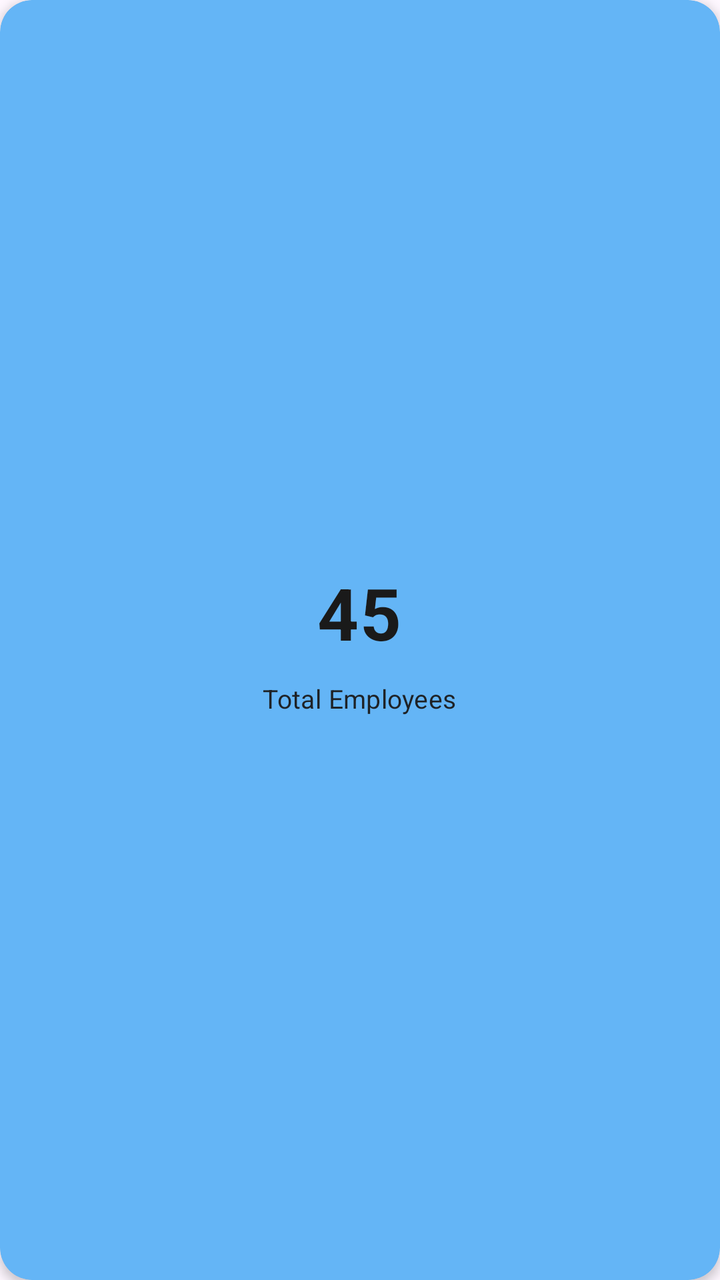
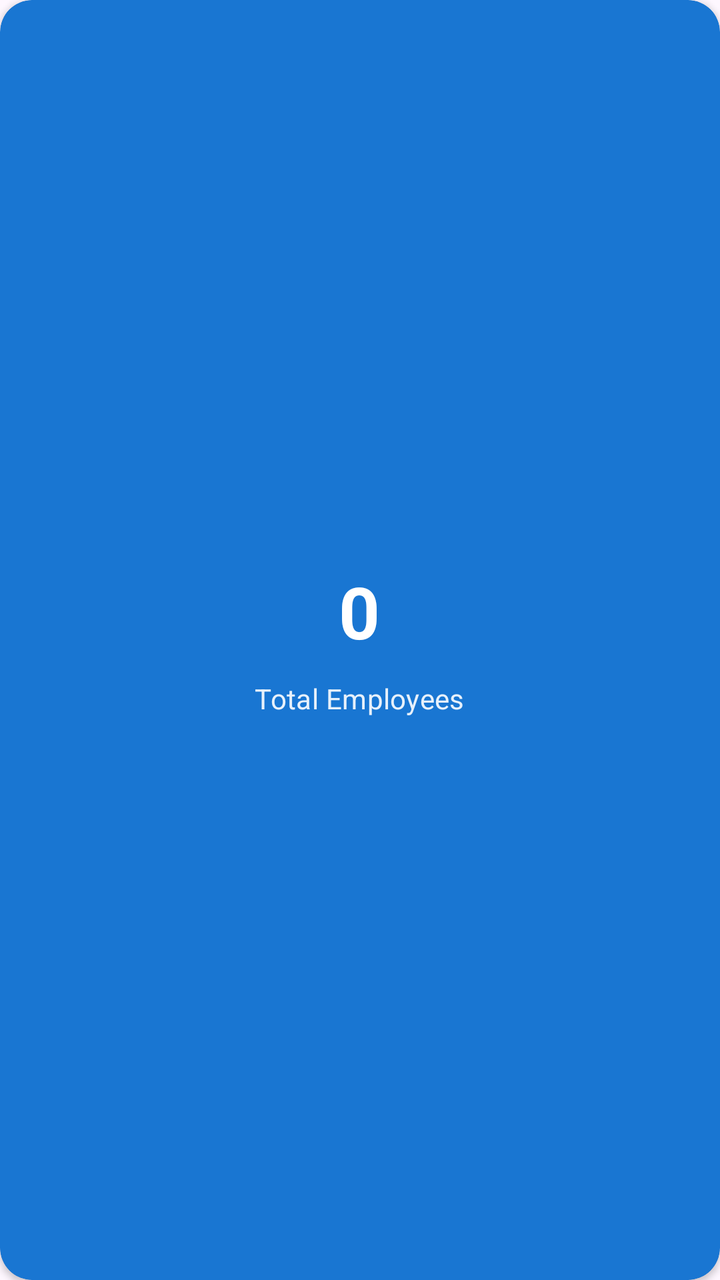

Screens rendered from an Android XML layout before and after an edit, with the pre-edit source and the edit as a unified diff.
<!-- AndroidManifest.xml: application theme Theme.H_CAS -->
<!-- res/layout/item_stat_card.xml -->
<?xml version="1.0" encoding="utf-8"?>
<com.google.android.material.card.MaterialCardView xmlns:android="http://schemas.android.com/apk/res/android"
    xmlns:app="http://schemas.android.com/apk/res-auto"
    android:id="@+id/statCardView"
    android:layout_width="match_parent"
    android:layout_height="140dp"
    android:layout_margin="6dp"
    app:cardCornerRadius="16dp"
    app:cardElevation="3dp"
    app:strokeWidth="0dp"
    app:cardBackgroundColor="@color/doctor_navy">

    <LinearLayout
        android:layout_width="match_parent"
        android:layout_height="match_parent"
        android:orientation="vertical"
        android:gravity="center"
        android:padding="20dp">

        <TextView
            android:id="@+id/statValueText"
            android:layout_width="wrap_content"
            android:layout_height="wrap_content"
            android:text="45"
            android:textSize="36sp"
            android:textStyle="bold"
            android:textColor="#1A1A1A"
            android:letterSpacing="0.02"
            android:visibility="visible" />

        <ProgressBar
            android:id="@+id/statLoadingIndicator"
            android:layout_width="40dp"
            android:layout_height="40dp"
            android:indeterminateTint="#FFFFFF"
            android:visibility="gone" />

        <TextView
            android:id="@+id/statLabelText"
            android:layout_width="wrap_content"
            android:layout_height="wrap_content"
            android:layout_marginTop="10dp"
            android:text="Total Employees"
            android:textSize="13sp"
            android:textColor="#1A1A1A"
            android:gravity="center"
            android:maxLines="2"
            android:alpha="0.95"
            android:letterSpacing="0.01" />

    </LinearLayout>

</com.google.android.material.card.MaterialCardView>
<!-- resources referenced by this layout -->
<resources>
  <color name="doctor_navy">#64B5F6</color>
  <style name="Theme.H_CAS" parent="Base.Theme.H_CAS" />
  <style name="Base.Theme.H_CAS" parent="Theme.Material3.DayNight.NoActionBar">
          
          
      </style>
</resources>

<!-- the commit's change to res/layout/item_stat_card.xml (unified diff, before → after) -->
@@ -5,10 +5,13 @@
     android:layout_width="match_parent"
     android:layout_height="140dp"
     android:layout_margin="6dp"
+    android:clickable="true"
+    android:focusable="true"
+    android:foreground="?attr/selectableItemBackground"
     app:cardCornerRadius="16dp"
-    app:cardElevation="3dp"
+    app:cardElevation="2dp"
     app:strokeWidth="0dp"
-    app:cardBackgroundColor="@color/doctor_navy">
+    app:cardBackgroundColor="@color/primary_blue">
 
     <LinearLayout
         android:layout_width="match_parent"
@@ -21,10 +24,10 @@
             android:id="@+id/statValueText"
             android:layout_width="wrap_content"
             android:layout_height="wrap_content"
-            android:text="45"
+            android:text="0"
             android:textSize="36sp"
             android:textStyle="bold"
-            android:textColor="#1A1A1A"
+            android:textColor="@color/white"
             android:letterSpacing="0.02"
             android:visibility="visible" />
 
@@ -32,7 +35,7 @@
             android:id="@+id/statLoadingIndicator"
             android:layout_width="40dp"
             android:layout_height="40dp"
-            android:indeterminateTint="#FFFFFF"
+            android:indeterminateTint="@color/white"
             android:visibility="gone" />
 
         <TextView
@@ -41,11 +44,11 @@
             android:layout_height="wrap_content"
             android:layout_marginTop="10dp"
             android:text="Total Employees"
-            android:textSize="13sp"
-            android:textColor="#1A1A1A"
+            android:textSize="14sp"
+            android:textColor="@color/white"
             android:gravity="center"
             android:maxLines="2"
-            android:alpha="0.95"
+            android:alpha="0.9"
             android:letterSpacing="0.01" />
 
     </LinearLayout>
<!-- resource entries referenced after the edit -->
@@ -1,6 +1,7 @@
 <!-- resources referenced by this layout -->
 <resources>
-  <color name="doctor_navy">#64B5F6</color>
+  <color name="primary_blue">#1976D2</color>
+  <color name="white">#FFFFFFFF</color>
   <style name="Theme.H_CAS" parent="Base.Theme.H_CAS" />
   <style name="Base.Theme.H_CAS" parent="Theme.Material3.DayNight.NoActionBar">
           
